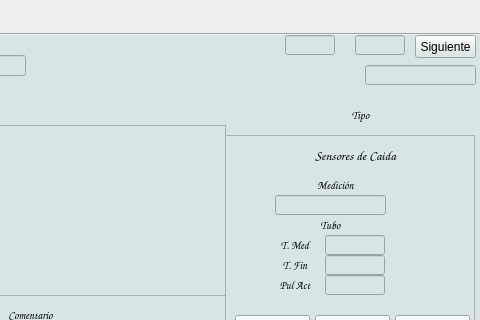
This is reparaciones.ui in Matias2178/Sistema_Postventa as Qt 5 draws it before an edit; both pictures show x 457 to 937 and y 0 to 320 of the 1298 by 591 pixel window. The edited form follows.
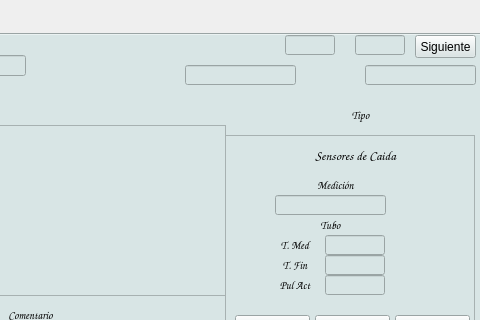
This is the edited form. The open tabs and pages were chosen to show the change. Icons and pictures are not drawn.

```diff
--- a/reparaciones.ui
+++ b/reparaciones.ui
@@ -4740,6 +4740,51 @@
       <set>Qt::AlignCenter</set>
      </property>
     </widget>
+    <widget class="QLineEdit" name="Medicion_2">
+     <property name="enabled">
+      <bool>true</bool>
+     </property>
+     <property name="geometry">
+      <rect>
+       <x>630</x>
+       <y>30</y>
+       <width>111</width>
+       <height>20</height>
+      </rect>
+     </property>
+     <property name="sizePolicy">
+      <sizepolicy hsizetype="Expanding" vsizetype="Maximum">
+       <horstretch>0</horstretch>
+       <verstretch>0</verstretch>
+      </sizepolicy>
+     </property>
+     <property name="font">
+      <font>
+       <family>Times New Roman</family>
+       <pointsize>10</pointsize>
+       <weight>75</weight>
+       <bold>true</bold>
+      </font>
+     </property>
+     <property name="contextMenuPolicy">
+      <enum>Qt::DefaultContextMenu</enum>
+     </property>
+     <property name="layoutDirection">
+      <enum>Qt::LeftToRight</enum>
+     </property>
+     <property name="autoFillBackground">
+      <bool>false</bool>
+     </property>
+     <property name="locale">
+      <locale language="StandardMoroccanTamazight" country="Morocco"/>
+     </property>
+     <property name="text">
+      <string/>
+     </property>
+     <property name="alignment">
+      <set>Qt::AlignCenter</set>
+     </property>
+    </widget>
     <zorder>SEN_FF</zorder>
     <zorder>label_8</zorder>
     <zorder>lID_4</zorder>
```
Left out of the diff: 20 changed lines with no effect on the pictures.
